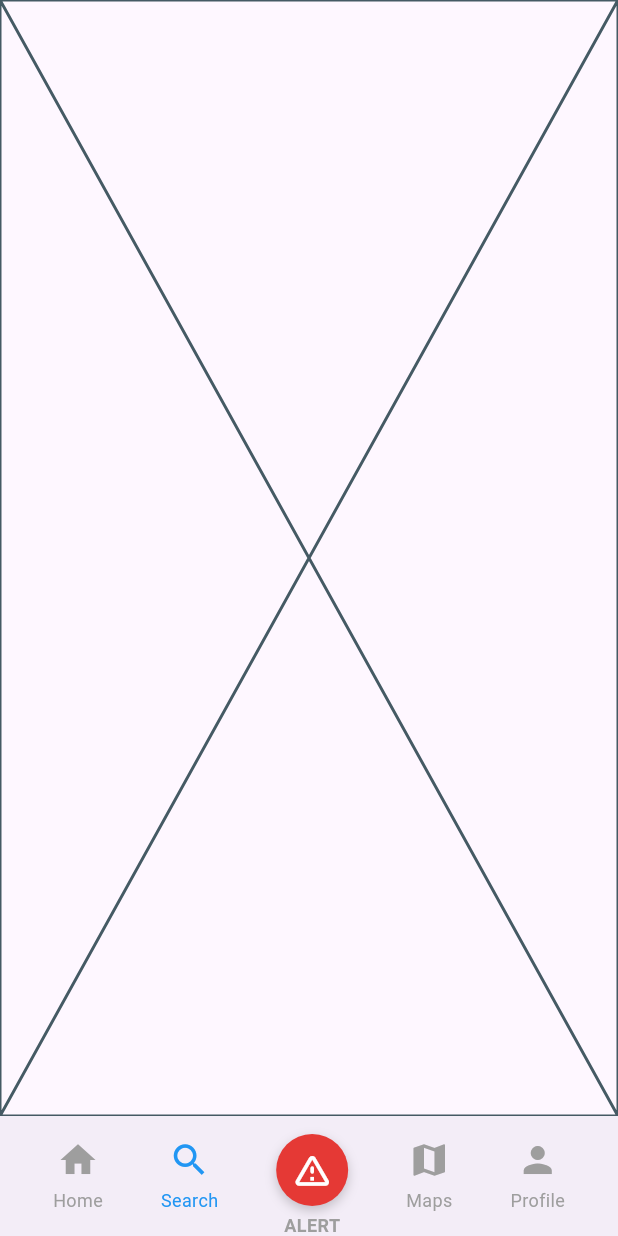
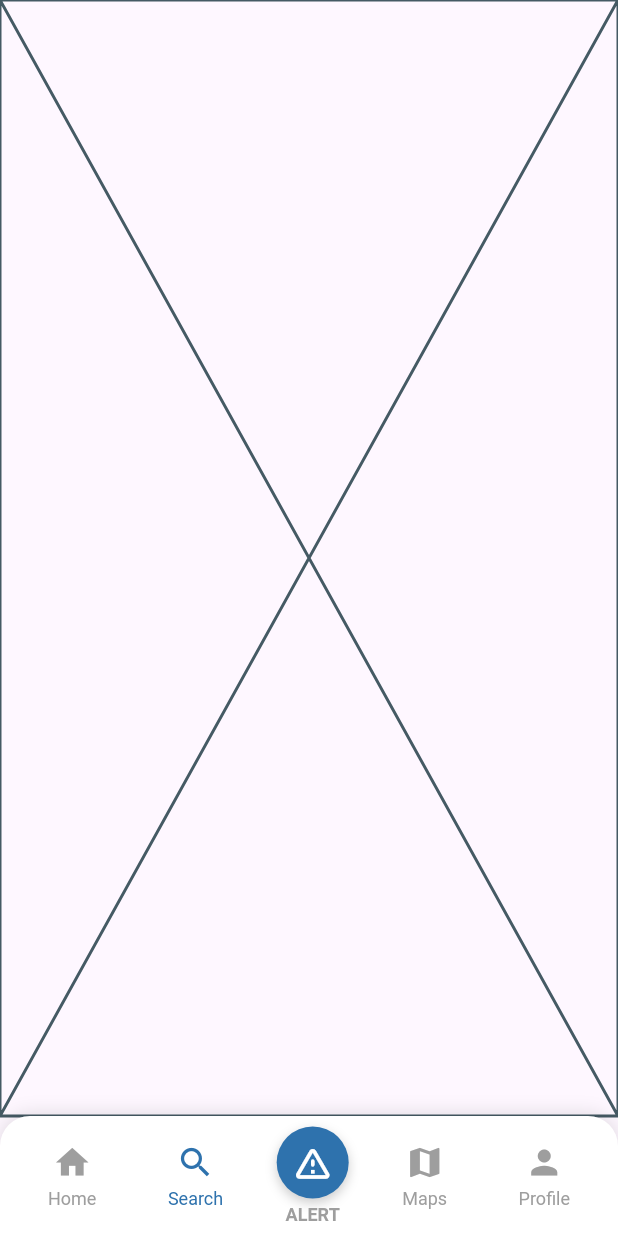
Before and after one commit to Davidtan0502/project_radar_app, a Flutter app: the screen it shows after launch, item 2 of the bottom bar chosen, on a phone screen of 412 x 824 dp. Run offline on Flutter 3.47's test engine with Material 3 defaults, Android fonts, the phone set to English and light mode, and no system bars; our stand-ins replace google_fonts, google_maps_flutter.

Commit message:
update
update on the following screens

```diff
--- a/lib/screens/main_navigation.dart
+++ b/lib/screens/main_navigation.dart
@@ -1,4 +1,5 @@
 import 'package:flutter/material.dart';
+import 'package:project_radar_app/screens/alert_screen.dart';
 import 'package:project_radar_app/screens/home_screen.dart';
 import 'package:project_radar_app/screens/map_screen.dart';
 
@@ -14,10 +15,10 @@ class _MainNavigationState extends State<MainNavigation> {
 
   final List<Widget> _screens = const [
     HomeScreen(),
-    Placeholder(), // SearchScreen(),
-    Placeholder(), // AlertScreen(),
+    Placeholder(), // Search
+    AlertScreen(), // Alert
     MapScreen(),
-    Placeholder(), // ProfileScreen(),
+    Placeholder(), // Profile
   ];
 
   void _onTabTapped(int index) {
@@ -30,59 +31,90 @@ class _MainNavigationState extends State<MainNavigation> {
   Widget build(BuildContext context) {
     return Scaffold(
       body: _screens[_currentIndex],
-      bottomNavigationBar: BottomAppBar(
-        child: SizedBox(
-          height: 70,
+      bottomNavigationBar: Container(
+        decoration: const BoxDecoration(
+          color: Colors.white,
+          borderRadius: BorderRadius.vertical(top: Radius.circular(20)),
+          boxShadow: [
+            BoxShadow(
+              color: Colors.black12,
+              blurRadius: 10,
+              offset: Offset(0, -1),
+            ),
+          ],
+        ),
+        padding: const EdgeInsets.symmetric(horizontal: 20),
+        height: 80,
         child: Row(
-            mainAxisAlignment: MainAxisAlignment.spaceAround,
+          mainAxisAlignment: MainAxisAlignment.spaceBetween,
           children: [
             _navItem(icon: Icons.home, label: "Home", index: 0),
             _navItem(icon: Icons.search, label: "Search", index: 1),
-              _alertButton(index: 2), // Special styled alert button
+            _alertButton(index: 2),
             _navItem(icon: Icons.map, label: "Maps", index: 3),
             _navItem(icon: Icons.person, label: "Profile", index: 4),
           ],
-          ),
         ),
       ),
     );
   }
 
   Widget _navItem({required IconData icon, required String label, required int index}) {
-    final isSelected = _currentIndex == index;
+    final bool isSelected = _currentIndex == index;
+
     return GestureDetector(
       onTap: () => _onTabTapped(index),
+      child: AnimatedContainer(
+        duration: const Duration(milliseconds: 300),
+        curve: Curves.easeInOut,
+        padding: const EdgeInsets.symmetric(vertical: 8, horizontal: 12),
         child: Column(
-        mainAxisSize: MainAxisSize.min,
+          mainAxisAlignment: MainAxisAlignment.center,
           children: [
-          Icon(
+            AnimatedSwitcher(
+              duration: const Duration(milliseconds: 300),
+              transitionBuilder: (child, animation) =>
+                  ScaleTransition(scale: animation, child: child),
+              child: Icon(
                 icon,
-            color: isSelected ? Colors.blue : Colors.grey,
-            size: 28,
+                key: ValueKey<bool>(isSelected),
+                color: isSelected ? const Color(0xFF2E72AD) : Colors.grey,
+                size: 26,
+              ),
             ),
             const SizedBox(height: 4),
-          Text(
-            label,
+            AnimatedDefaultTextStyle(
+              duration: const Duration(milliseconds: 300),
               style: TextStyle(
-              color: isSelected ? Colors.blue : Colors.grey,
+                color: isSelected ? const Color(0xFF2E72AD) : Colors.grey,
                 fontSize: 12,
               ),
+              child: Text(label),
             ),
           ],
+        ),
       ),
     );
   }
 
   Widget _alertButton({required int index}) {
     final isSelected = _currentIndex == index;
+
     return GestureDetector(
       onTap: () => _onTabTapped(index),
+      child: TweenAnimationBuilder<double>(
+        tween: Tween<double>(begin: 1.0, end: isSelected ? 1.2 : 1.0),
+        duration: const Duration(milliseconds: 300),
+        curve: Curves.elasticOut,
+        builder: (context, scale, child) {
+          return Transform.scale(
+            scale: scale,
             child: Column(
-        mainAxisSize: MainAxisSize.min,
+              mainAxisAlignment: MainAxisAlignment.center,
               children: [
                 Container(
                   decoration: BoxDecoration(
-              color: isSelected ? const Color(0xFFC62828) : const Color(0xFFE53935),
+                    color: isSelected ? const Color(0xFF3F73A3) : const Color(0xFF2E72AD),
                     shape: BoxShape.circle,
                     boxShadow: [
                       BoxShadow(
@@ -93,23 +125,27 @@ class _MainNavigationState extends State<MainNavigation> {
                     ],
                   ),
                   padding: const EdgeInsets.all(10),
-            child: Icon(
+                  child: const Icon(
                     Icons.warning_amber_rounded,
                     color: Colors.white,
                     size: 28,
                   ),
                 ),
                 const SizedBox(height: 4),
-          Text(
-            "ALERT",
+                AnimatedDefaultTextStyle(
+                  duration: const Duration(milliseconds: 300),
                   style: TextStyle(
-              color: isSelected ? const Color(0xFFE53935) : Colors.grey,
+                    color: isSelected ? const Color(0xFF2E72AD) : Colors.grey,
                     fontSize: 12,
                     fontWeight: FontWeight.bold,
                   ),
+                  child: const Text("ALERT"),
                 ),
               ],
             ),
           );
+        },
+      ),
+    );
   }
 }
```
Also changed, not shown: lib/screens/alert_screen.dart (+125 -0 lines), lib/screens/home_screen.dart (+104 -13 lines), pubspec.yaml (+7 -0 lines), assets/sos.png (added), pubspec.lock, 8 other files. Lines whose indentation alone changed are shown as unchanged.
